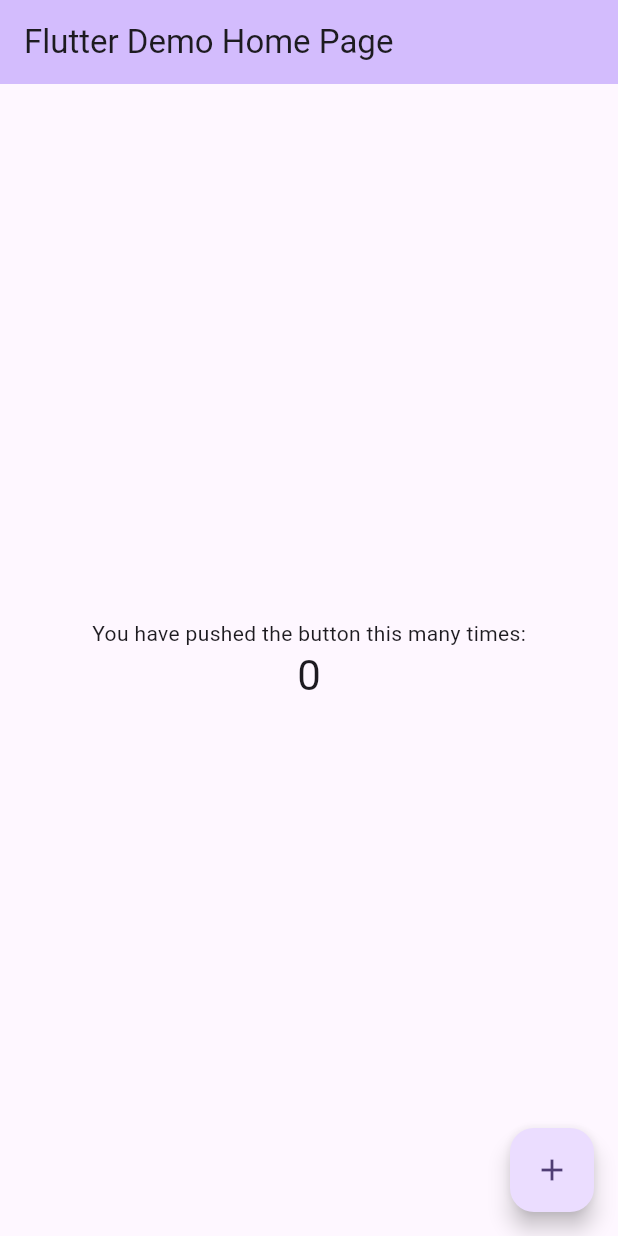
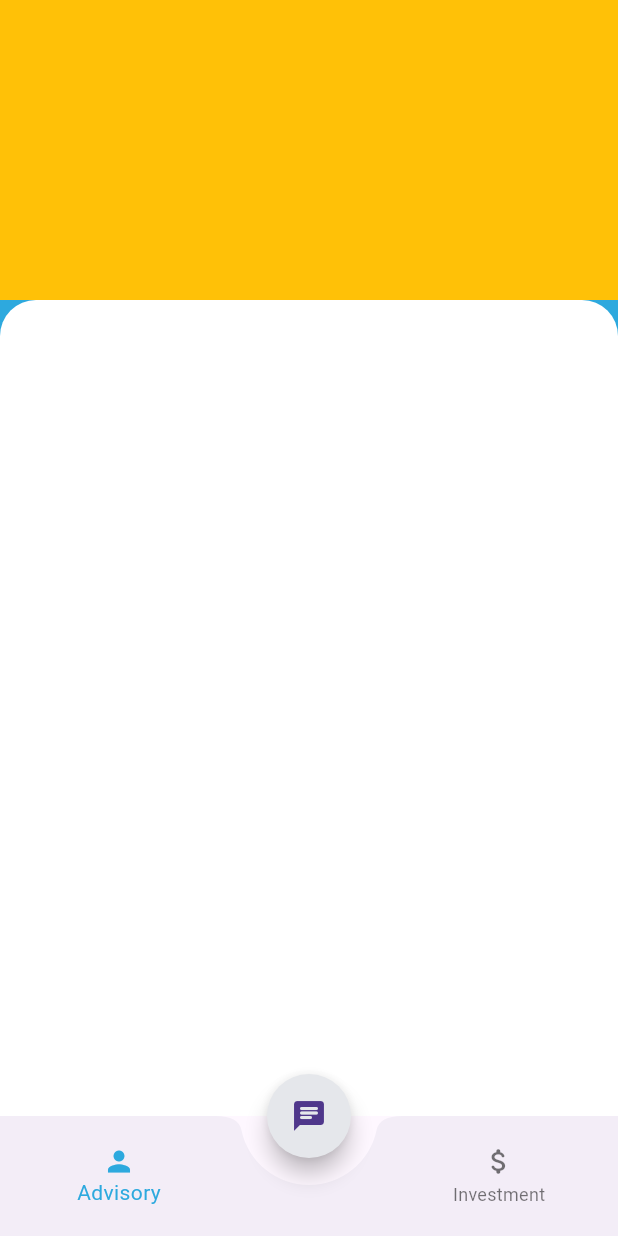
Before and after one commit to AJ8454/flutter_fintoo_assignment, a Flutter app: the screen it shows after launch, on a phone screen of 412 x 824 dp. Run offline on Flutter 3.47's test engine with Material 3 defaults, Android fonts, the phone set to English and light mode, and no system bars; our stand-ins replace flutter_riverpod, freezed_annotation, riverpod_annotation; generated files the repository leaves out were written again.

Commit message:
project setup and common utils added

```diff
--- /dev/null
+++ b/lib/features/advisory/presentation/pages/advisory_page.dart
@@ -0,0 +1,21 @@
+import 'package:flutter/material.dart';
+import 'package:flutter_fintoo_assignment/features/advisory/presentation/widgets/advisory_body_widget.dart';
+import 'package:flutter_fintoo_assignment/features/advisory/presentation/widgets/advisory_header_widget.dart';
+import 'package:flutter_fintoo_assignment/features/common/styles/color_utils.dart';
+
+class AdvisoryPage extends StatelessWidget {
+  const AdvisoryPage({super.key});
+
+  @override
+  Widget build(BuildContext context) {
+    return Container(
+      color: ColorUtils.fintooBlue,
+      child: ListView(
+        children: const [
+          AdvisoryHeaderWidget(),
+          AdvisoryBodyWidget(),
+        ],
+      ),
+    );
+  }
+}
--- /dev/null
+++ b/lib/features/advisory/presentation/widgets/advisory_body_widget.dart
@@ -0,0 +1,18 @@
+import 'package:flutter/material.dart';
+import 'package:flutter_fintoo_assignment/features/common/styles/color_utils.dart';
+
+class AdvisoryBodyWidget extends StatelessWidget {
+  const AdvisoryBodyWidget({super.key});
+
+  @override
+  Widget build(BuildContext context) {
+    return Container(
+      height: 1000,
+      decoration: const BoxDecoration(
+        color: ColorUtils.white,
+        borderRadius: BorderRadius.only(
+            topLeft: Radius.circular(24), topRight: Radius.circular(24)),
+      ),
+    );
+  }
+}
--- /dev/null
+++ b/lib/features/advisory/presentation/widgets/advisory_header_widget.dart
@@ -0,0 +1,13 @@
+import 'package:flutter/material.dart';
+
+class AdvisoryHeaderWidget extends StatelessWidget {
+  const AdvisoryHeaderWidget({super.key});
+
+  @override
+  Widget build(BuildContext context) {
+    return Container(
+      height: 200,
+      color: Colors.amber,
+    );
+  }
+}
--- /dev/null
+++ b/lib/features/botton_nav/presentation/widgets/bottom_nav_widget.dart
@@ -0,0 +1,57 @@
+import 'package:flutter/material.dart';
+import 'package:flutter_fintoo_assignment/features/advisory/presentation/pages/advisory_page.dart';
+import 'package:flutter_fintoo_assignment/features/botton_nav/presentation/providers/botton_nav_provider.dart';
+import 'package:flutter_fintoo_assignment/features/common/constants/app_strings.dart';
+import 'package:flutter_fintoo_assignment/features/common/styles/color_utils.dart';
+import 'package:flutter_fintoo_assignment/features/investment/presentation/pages/investment_page.dart';
+import 'package:flutter_fintoo_assignment/features/messenger/presentation/pages/messenger_page.dart';
+import 'package:flutter_riverpod/flutter_riverpod.dart';
+
+class BottomNavWidget extends ConsumerWidget {
+  static List<Widget> pages = [
+    const AdvisoryPage(),
+    const MessengerPage(),
+    const InvestmentPage()
+  ];
+
+  const BottomNavWidget({super.key});
+
+  @override
+  Widget build(BuildContext context, WidgetRef ref) {
+    final selectedIndex = ref.watch(bottonNavProviderProvider);
+    return Scaffold(
+      floatingActionButton: FloatingActionButton(
+        shape: const StadiumBorder(),
+        onPressed: () =>
+            ref.read(bottonNavProviderProvider.notifier).changeState(1),
+        tooltip: 'Center Button',
+        backgroundColor:
+            selectedIndex == 1 ? ColorUtils.fintooBlue : ColorUtils.midGrey,
+        child: const Icon(Icons.chat_rounded),
+      ),
+      floatingActionButtonLocation: FloatingActionButtonLocation.centerDocked,
+      body: pages[selectedIndex],
+      bottomNavigationBar: BottomAppBar(
+        shape: const CircularNotchedRectangle(),
+        notchMargin: 18.0,
+        child: BottomNavigationBar(
+          backgroundColor: Colors.transparent,
+          selectedItemColor: ColorUtils.fintooBlue,
+          iconSize: 22,
+          elevation: 0.0,
+          currentIndex: selectedIndex,
+          onTap: (index) =>
+              ref.read(bottonNavProviderProvider.notifier).changeState(index),
+          items: const [
+            BottomNavigationBarItem(
+                icon: Icon(Icons.person), label: AppStrings.advisory),
+            BottomNavigationBarItem(icon: SizedBox.shrink(), label: ""),
+            BottomNavigationBarItem(
+                icon: Icon(Icons.attach_money_rounded),
+                label: AppStrings.investment),
+          ],
+        ),
+      ),
+    );
+  }
+}
--- /dev/null
+++ b/lib/features/common/constants/app_strings.dart
@@ -0,0 +1,6 @@
+class AppStrings {
+  static const String advisory = "Advisory";
+  static const String investment = "Investment";
+
+  AppStrings._();
+}
--- /dev/null
+++ b/lib/features/common/styles/color_utils.dart
@@ -0,0 +1,12 @@
+import 'package:flutter/material.dart';
+
+class ColorUtils {
+  static const midGrey = Color(0xffE5E7EB);
+  static const fintooBlue = Color(0xff2da9de);
+  static const lightPurple = Color(0xFFefeff9);
+  static const sushiColor = Color(0xFF8DC63F);
+  static const endeavourColor = Color(0xFF0054A6);
+  static const white = Color(0xFFFFFFFF);
+
+  ColorUtils._();
+}
--- /dev/null
+++ b/lib/fintoo_app.dart
@@ -0,0 +1,18 @@
+import 'package:flutter/material.dart';
+import 'package:flutter_fintoo_assignment/features/botton_nav/presentation/widgets/bottom_nav_widget.dart';
+
+class FintooApp extends StatelessWidget {
+  const FintooApp({super.key});
+
+  @override
+  Widget build(BuildContext context) {
+    return MaterialApp(
+      title: 'Fintoo App',
+      theme: ThemeData(
+        // colorScheme: ColorScheme.fromSeed(seedColor: Colors.deepPurple),
+        useMaterial3: true,
+      ),
+      home: const BottomNavWidget(),
+    );
+  }
+}
--- a/lib/main.dart
+++ b/lib/main.dart
@@ -1,125 +1,13 @@
 import 'package:flutter/material.dart';
+import 'package:flutter/services.dart';
+import 'package:flutter_fintoo_assignment/fintoo_app.dart';
+import 'package:flutter_riverpod/flutter_riverpod.dart';
 
-void main() {
-  runApp(const MyApp());
+void main() async {
+  WidgetsFlutterBinding.ensureInitialized();
+
+  await SystemChrome.setPreferredOrientations(
+      [DeviceOrientation.portraitUp, DeviceOrientation.portraitDown]);
+
+  runApp(const ProviderScope(child: FintooApp()));
 }
-
-class MyApp extends StatelessWidget {
-  const MyApp({super.key});
-
-  // This widget is the root of your application.
-  @override
-  Widget build(BuildContext context) {
-    return MaterialApp(
-      title: 'Flutter Demo',
-      theme: ThemeData(
-        // This is the theme of your application.
-        //
-        // TRY THIS: Try running your application with "flutter run". You'll see
-        // the application has a purple toolbar. Then, without quitting the app,
-        // try changing the seedColor in the colorScheme below to Colors.green
-        // and then invoke "hot reload" (save your changes or press the "hot
-        // reload" button in a Flutter-supported IDE, or press "r" if you used
-        // the command line to start the app).
-        //
-        // Notice that the counter didn't reset back to zero; the application
-        // state is not lost during the reload. To reset the state, use hot
-        // restart instead.
-        //
-        // This works for code too, not just values: Most code changes can be
-        // tested with just a hot reload.
-        colorScheme: ColorScheme.fromSeed(seedColor: Colors.deepPurple),
-        useMaterial3: true,
-      ),
-      home: const MyHomePage(title: 'Flutter Demo Home Page'),
-    );
-  }
-}
-
-class MyHomePage extends StatefulWidget {
-  const MyHomePage({super.key, required this.title});
-
-  // This widget is the home page of your application. It is stateful, meaning
-  // that it has a State object (defined below) that contains fields that affect
-  // how it looks.
-
-  // This class is the configuration for the state. It holds the values (in this
-  // case the title) provided by the parent (in this case the App widget) and
-  // used by the build method of the State. Fields in a Widget subclass are
-  // always marked "final".
-
-  final String title;
-
-  @override
-  State<MyHomePage> createState() => _MyHomePageState();
-}
-
-class _MyHomePageState extends State<MyHomePage> {
-  int _counter = 0;
-
-  void _incrementCounter() {
-    setState(() {
-      // This call to setState tells the Flutter framework that something has
-      // changed in this State, which causes it to rerun the build method below
-      // so that the display can reflect the updated values. If we changed
-      // _counter without calling setState(), then the build method would not be
-      // called again, and so nothing would appear to happen.
-      _counter++;
-    });
-  }
-
-  @override
-  Widget build(BuildContext context) {
-    // This method is rerun every time setState is called, for instance as done
-    // by the _incrementCounter method above.
-    //
-    // The Flutter framework has been optimized to make rerunning build methods
-    // fast, so that you can just rebuild anything that needs updating rather
-    // than having to individually change instances of widgets.
-    return Scaffold(
-      appBar: AppBar(
-        // TRY THIS: Try changing the color here to a specific color (to
-        // Colors.amber, perhaps?) and trigger a hot reload to see the AppBar
-        // change color while the other colors stay the same.
-        backgroundColor: Theme.of(context).colorScheme.inversePrimary,
-        // Here we take the value from the MyHomePage object that was created by
-        // the App.build method, and use it to set our appbar title.
-        title: Text(widget.title),
-      ),
-      body: Center(
-        // Center is a layout widget. It takes a single child and positions it
-        // in the middle of the parent.
-        child: Column(
-          // Column is also a layout widget. It takes a list of children and
-          // arranges them vertically. By default, it sizes itself to fit its
-          // children horizontally, and tries to be as tall as its parent.
-          //
-          // Column has various properties to control how it sizes itself and
-          // how it positions its children. Here we use mainAxisAlignment to
-          // center the children vertically; the main axis here is the vertical
-          // axis because Columns are vertical (the cross axis would be
-          // horizontal).
-          //
-          // TRY THIS: Invoke "debug painting" (choose the "Toggle Debug Paint"
-          // action in the IDE, or press "p" in the console), to see the
-          // wireframe for each widget.
-          mainAxisAlignment: MainAxisAlignment.center,
-          children: <Widget>[
-            const Text(
-              'You have pushed the button this many times:',
-            ),
-            Text(
-              '$_counter',
-              style: Theme.of(context).textTheme.headlineMedium,
-            ),
-          ],
-        ),
-      ),
-      floatingActionButton: FloatingActionButton(
-        onPressed: _incrementCounter,
-        tooltip: 'Increment',
-        child: const Icon(Icons.add),
-      ), // This trailing comma makes auto-formatting nicer for build methods.
-    );
-  }
-}
```
Also changed, not shown: lib/features/advisory/data/dtos/user_networth_liabilites_dto.dart (added, +39 -0 lines), lib/features/botton_nav/presentation/providers/botton_nav_provider.dart (added, +15 -0 lines), lib/features/common/utils/app_text.dart (added, +25 -0 lines), lib/features/investment/presentation/pages/investment_page.dart (added, +11 -0 lines), lib/features/messenger/presentation/pages/messenger_page.dart (added, +11 -0 lines), pubspec.yaml (+7 -0 lines), lib/features/advisory/data/data_sources/remote_data_sources.dart (added), lib/features/advisory/data/dtos/user_networth_liabilites_dto.freezed.dart (added), lib/features/advisory/data/dtos/user_networth_liabilites_dto.g.dart (added), lib/features/botton_nav/presentation/providers/botton_nav_provider.g.dart (added), 2 other files.
